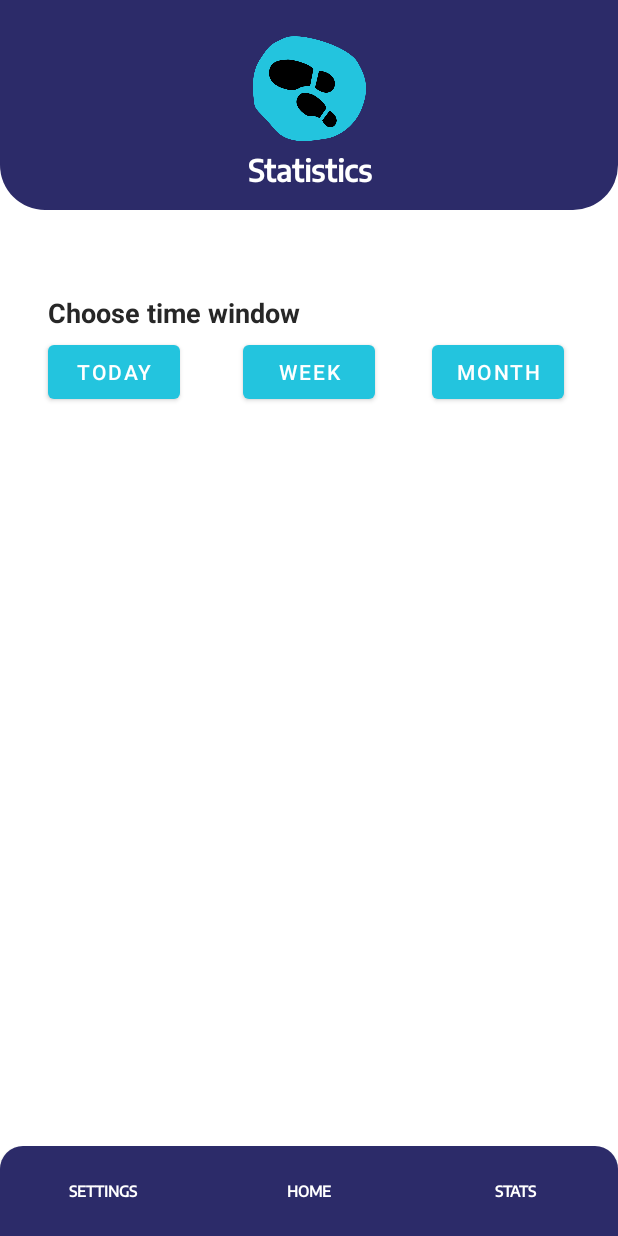
After one commit to spehj/SmartSlippers-Android-Kotlin, an Android app: the layout activity_statistics.xml on its own in the app's theme, with its tools: preview values and no code run, on a phone screen of 412 x 824 dp. The commit adds this screen. Run offline under Robolectric (Android 15) with nearby library versions, the phone set to English and light mode, and no system bars.

Commit message:
new branch

```diff
--- a/app/build.gradle
+++ b/app/build.gradle
@@ -24,6 +24,10 @@ android {
             proguardFiles getDefaultProguardFile('proguard-android-optimize.txt'), 'proguard-rules.pro'
         }
     }
+
+    buildFeatures{
+        viewBinding true
+    }
     compileOptions {
         sourceCompatibility JavaVersion.VERSION_1_8
         targetCompatibility JavaVersion.VERSION_1_8
--- /dev/null
+++ b/app/src/main/java/si/uni_lj/fe/tnuv/smartslippers/FragmentMonth.kt
@@ -0,0 +1,6 @@
+package si.uni_lj.fe.tnuv.smartslippers
+
+import androidx.fragment.app.Fragment
+
+class FragmentMonth : Fragment(R.layout.fragment_month){
+}
--- /dev/null
+++ b/app/src/main/java/si/uni_lj/fe/tnuv/smartslippers/FragmentWeek.kt
@@ -0,0 +1,6 @@
+package si.uni_lj.fe.tnuv.smartslippers
+
+import androidx.fragment.app.Fragment
+
+class FragmentWeek: Fragment(R.layout.fragment_week) {
+}
--- a/app/src/main/res/drawable/selector_row.xml
+++ b/app/src/main/res/drawable/selector_row.xml
@@ -1,7 +1,9 @@
 <?xml version="1.0" encoding="utf-8"?>
 <selector xmlns:android="http://schemas.android.com/apk/res/android">
+    <corners android:radius="10dp"/>
     <!-- Color when the row is selected -->
     <item android:drawable="@color/selectedGray" android:state_pressed="false" android:state_selected="true" />
     <!-- Standard background color -->
-    <item android:drawable="@android:color/white" android:state_selected="false" />
+    <item android:drawable="@color/inputModra" android:state_selected="false" />
+
 </selector>
--- a/app/src/main/res/layout/activity_connect.xml
+++ b/app/src/main/res/layout/activity_connect.xml
@@ -67,6 +67,7 @@
         android:layout_marginStart="60dp"
         android:layout_marginTop="8dp"
         android:layout_marginEnd="60dp"
+        android:background="@drawable/input_background"
         app:layout_constraintEnd_toEndOf="parent"
         app:layout_constraintHorizontal_bias="0.0"
         app:layout_constraintStart_toStartOf="parent"
--- /dev/null
+++ b/app/src/main/res/layout/activity_statistics.xml
@@ -0,0 +1,121 @@
+<?xml version="1.0" encoding="utf-8"?>
+<LinearLayout xmlns:android="http://schemas.android.com/apk/res/android"
+    xmlns:app="http://schemas.android.com/apk/res-auto"
+    xmlns:tools="http://schemas.android.com/tools"
+    android:layout_width="match_parent"
+    android:layout_height="match_parent"
+    android:background="@color/white"
+    android:orientation="vertical"
+    tools:context=".StatisticsActivity">
+
+    <RelativeLayout
+        android:id="@+id/relativeLayoutUp"
+        android:layout_width="match_parent"
+        android:layout_height="wrap_content"
+        app:layout_constraintEnd_toEndOf="parent"
+        app:layout_constraintStart_toStartOf="parent"
+        app:layout_constraintTop_toTopOf="parent">
+
+        <ImageView
+            android:layout_width="match_parent"
+            android:layout_height="140dp"
+            app:srcCompat="@drawable/custom_shapes"
+            tools:layout_editor_absoluteX="142dp"
+            tools:layout_editor_absoluteY="142dp" />
+
+        <ImageView
+            android:layout_width="match_parent"
+            android:layout_height="130dp"
+            app:srcCompat="@drawable/logocopati"
+            tools:layout_editor_absoluteX="142dp"
+            tools:layout_editor_absoluteY="142dp" />
+
+        <TextView
+            android:layout_width="match_parent"
+            android:layout_height="wrap_content"
+            android:layout_marginTop="100dp"
+            android:fontFamily="@font/encodesansmedium"
+            android:gravity="center"
+            android:text="Statistics"
+            android:textColor="@color/white"
+            android:textSize="20dp"
+            android:textStyle="bold" />
+
+    </RelativeLayout>
+
+    <androidx.constraintlayout.widget.ConstraintLayout
+        android:layout_width="match_parent"
+        android:layout_height="match_parent"
+        android:layout_weight="1"
+        app:layout_constraintTop_toBottomOf="@+id/relativeLayoutUp">
+
+
+        <TextView
+            android:id="@+id/tvStatsText"
+            android:layout_width="wrap_content"
+            android:layout_height="wrap_content"
+            android:layout_marginStart="32dp"
+            android:layout_marginTop="56dp"
+            android:text="Choose time window"
+            android:textColor="@color/headlineBlack"
+            android:textSize="18sp"
+            android:textStyle="bold"
+            app:layout_constraintStart_toStartOf="parent"
+            app:layout_constraintTop_toTopOf="parent" />
+
+
+
+        <FrameLayout
+            android:id="@+id/statsFrame"
+            android:layout_width="340dp"
+            android:layout_height="350dp"
+            android:layout_marginStart="32dp"
+            android:layout_marginTop="52dp"
+            android:layout_marginEnd="32dp"
+            app:layout_constraintEnd_toEndOf="parent"
+            app:layout_constraintHorizontal_bias="0.0"
+            app:layout_constraintStart_toStartOf="parent"
+            app:layout_constraintTop_toBottomOf="@+id/tvStatsText">
+
+
+        </FrameLayout>
+
+        <Button
+            android:id="@+id/btnToday"
+            android:layout_width="wrap_content"
+            android:layout_height="wrap_content"
+            android:layout_marginStart="32dp"
+            android:text="Today"
+            app:layout_constraintBottom_toBottomOf="@+id/btnWeek"
+            app:layout_constraintEnd_toStartOf="@+id/btnWeek"
+            app:layout_constraintHorizontal_bias="0.0"
+            app:layout_constraintStart_toStartOf="parent"
+            app:layout_constraintTop_toTopOf="@+id/btnWeek" />
+
+        <Button
+            android:id="@+id/btnWeek"
+            android:layout_width="wrap_content"
+            android:layout_height="wrap_content"
+            android:text="Week"
+            app:layout_constraintBottom_toBottomOf="@+id/btnMonth"
+            app:layout_constraintEnd_toEndOf="parent"
+            app:layout_constraintStart_toStartOf="parent"
+            app:layout_constraintTop_toTopOf="@+id/btnMonth"
+            app:layout_constraintVertical_bias="0.0" />
+
+        <Button
+            android:id="@+id/btnMonth"
+            android:layout_width="wrap_content"
+            android:layout_height="wrap_content"
+            android:layout_marginTop="84dp"
+            android:layout_marginEnd="36dp"
+            android:text="Month"
+            app:layout_constraintEnd_toEndOf="parent"
+            app:layout_constraintTop_toTopOf="parent" />
+
+
+    </androidx.constraintlayout.widget.ConstraintLayout>
+
+
+    <include layout="@layout/bottom_menu"></include>
+</LinearLayout>
--- /dev/null
+++ b/app/src/main/res/layout/bottom_menu.xml
@@ -0,0 +1,48 @@
+<?xml version="1.0" encoding="utf-8"?>
+<LinearLayout xmlns:android="http://schemas.android.com/apk/res/android"
+    android:orientation="horizontal"
+    android:layout_width="match_parent"
+    android:layout_height="wrap_content"
+    >
+
+
+    <androidx.appcompat.widget.AppCompatButton
+        android:id="@+id/settingsBtn"
+        android:layout_width="0dp"
+        android:layout_height="60dp"
+        android:layout_gravity="bottom"
+        android:layout_weight="1"
+        android:background="@drawable/toolbar_levo"
+        android:fontFamily="@font/encodesansmedium"
+        android:text="SETTINGS"
+        android:textColor="@color/white"
+        android:textSize="10sp"
+        android:textStyle="bold" />
+
+    <androidx.appcompat.widget.AppCompatButton
+        android:id="@+id/homeBtn"
+        android:layout_width="0dp"
+        android:layout_height="60dp"
+        android:layout_gravity="bottom"
+        android:layout_weight="1"
+        android:background="@drawable/toolbar_middle"
+        android:fontFamily="@font/encodesansmedium"
+        android:text="HOME"
+        android:textColor="@color/white"
+        android:textSize="10sp"
+        android:textStyle="bold" />
+
+    <androidx.appcompat.widget.AppCompatButton
+        android:id="@+id/statsBtn"
+        android:layout_width="0dp"
+        android:layout_height="60dp"
+        android:layout_gravity="bottom"
+        android:layout_weight="1"
+        android:background="@drawable/toolbar_right"
+        android:fontFamily="@font/encodesansmedium"
+        android:text="STATS"
+        android:textColor="@color/white"
+        android:textSize="10sp"
+        android:textStyle="bold" />
+
+</LinearLayout>
--- a/app/src/main/res/layout/row_scan_result.xml
+++ b/app/src/main/res/layout/row_scan_result.xml
@@ -26,6 +26,7 @@
     android:focusable="true"
     android:background="@drawable/selector_row"
     android:id="@+id/connect_row_id"
+
     >
 
     <TextView
--- a/app/src/main/res/values/colors.xml
+++ b/app/src/main/res/values/colors.xml
@@ -16,4 +16,5 @@
     <color name="textsBlack">#272727</color>
     <color name="bannerGreen">#00D7AE</color>
     <color name="selectedGray">#f2f2f2</color>
+    <color name="headlineBlack">#272727</color>
 </resources>
--- a/app/src/main/res/values/strings.xml
+++ b/app/src/main/res/values/strings.xml
@@ -11,4 +11,5 @@
     <string name="connect_button_string">CONNECT</string>
     <string name="connection_string">Choose your slippers</string>
     <string name="search_string">SEARCH FOR DEVICES</string>
+    <string name="statistics_headline">Statistics</string>
 </resources>
--- a/build.gradle
+++ b/build.gradle
@@ -2,7 +2,7 @@
 plugins {
     id 'com.android.application' version '7.1.1' apply false
     id 'com.android.library' version '7.1.1' apply false
-    id 'org.jetbrains.kotlin.android' version '1.5.30' apply false
+    id 'org.jetbrains.kotlin.android' version '1.6.21' apply false
 }
 
 task clean(type: Delete) {
```
Also changed, not shown: app/src/main/AndroidManifest.xml (+13 -15 lines), app/src/main/java/si/uni_lj/fe/tnuv/smartslippers/FragmentDay.kt (added, +7 -0 lines), app/src/main/java/si/uni_lj/fe/tnuv/smartslippers/HomeActivity.kt (+39 -8 lines), app/src/main/java/si/uni_lj/fe/tnuv/smartslippers/StatisticsActivity.kt (added, +48 -0 lines), app/src/main/res/layout/fragment_day.xml (added, +15 -0 lines), app/src/main/res/layout/fragment_month.xml (added, +15 -0 lines), app/src/main/res/layout/fragment_week.xml (added, +15 -0 lines), app/src/main/res/layout/home_activity.xml (+17 -52 lines).
